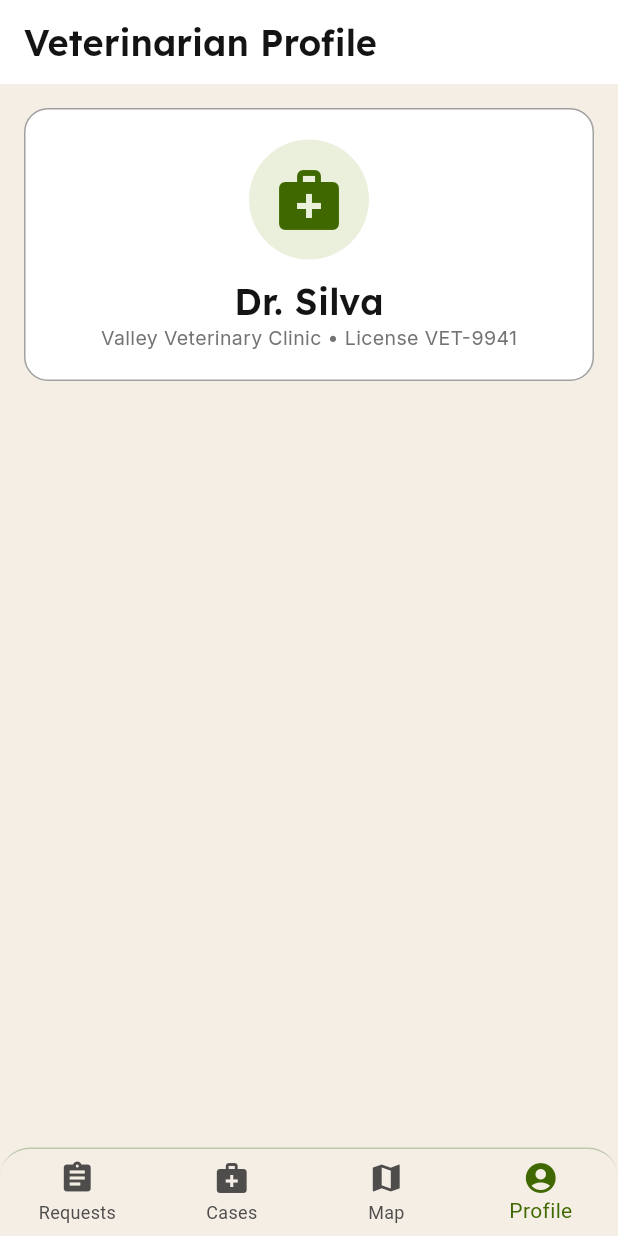
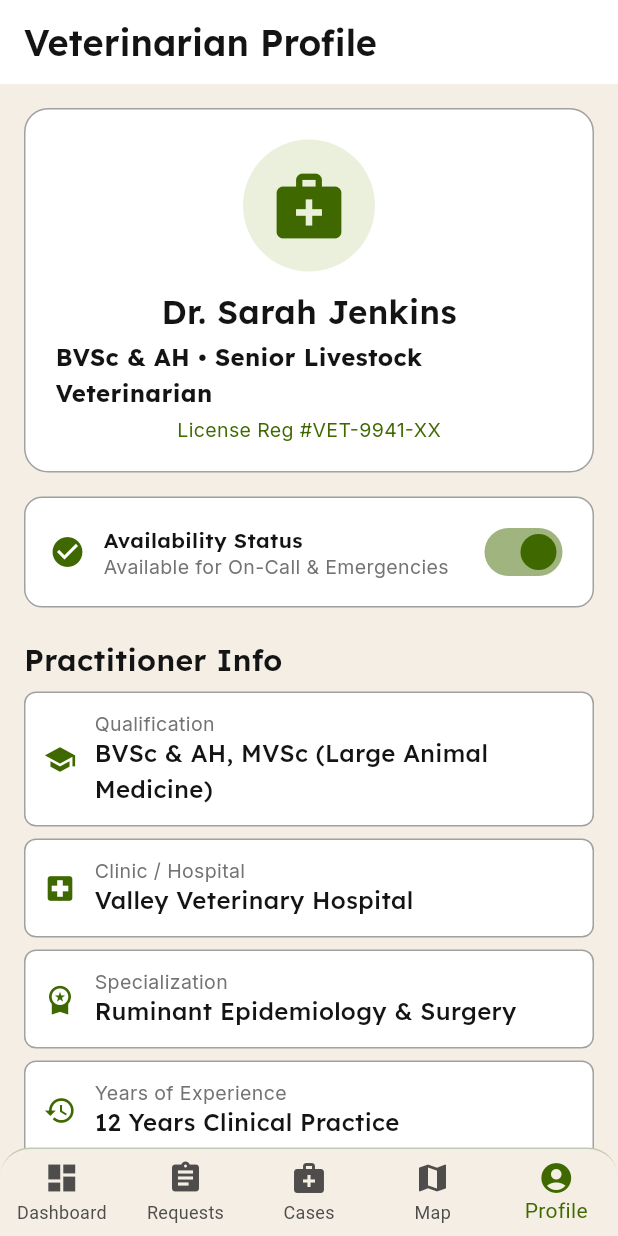
Before and after one commit to omrajput14/vetra, a Flutter app: the VetProfilePage screen opened by its route, on a phone screen of 412 x 824 dp. Run offline on Flutter 3.47's test engine with Material 3 defaults, Android fonts, the light colour scheme and no system bars; our stand-ins replace flutter_riverpod, go_router, google_fonts; accounts and stored records are empty.

Commit message:
feat(vet): complete independent Veterinarian module navigation with dedicated VetOutbreakMapPage and VetProfilePage

```diff
--- a/lib/core/design_system/navigation/vet_bottom_navigation.dart
+++ b/lib/core/design_system/navigation/vet_bottom_navigation.dart
@@ -28,6 +28,7 @@ class VetBottomNavigation extends StatelessWidget {
         selectedItemColor: AppColors.primary,
         unselectedItemColor: AppColors.textSecondary,
         items: const [
+          BottomNavigationBarItem(icon: Icon(Icons.dashboard), label: 'Dashboard'),
           BottomNavigationBarItem(icon: Icon(Icons.assignment), label: 'Requests'),
           BottomNavigationBarItem(icon: Icon(Icons.medical_services), label: 'Cases'),
           BottomNavigationBarItem(icon: Icon(Icons.map), label: 'Map'),
--- a/lib/core/router/app_router.dart
+++ b/lib/core/router/app_router.dart
@@ -22,6 +22,8 @@ import '../../features/veterinarian/presentation/pages/vet_dashboard_page.dart';
 import '../../features/veterinarian/presentation/pages/vet_requests_page.dart';
 import '../../features/veterinarian/presentation/pages/consultation_history_page.dart';
 import '../../features/veterinarian/presentation/pages/vet_verification_page.dart';
+import '../../features/veterinarian/presentation/pages/vet_outbreak_map_page.dart';
+
 import '../../features/animal/presentation/pages/add_animal_page.dart';
 import '../../features/animal/presentation/pages/edit_animal_page.dart';
 import '../../features/animal/presentation/pages/animal_passport_page.dart';
@@ -108,7 +110,7 @@ class AppRouter {
 
       // Role Guards
       if (role == UserRole.farmer) {
-        if (loc.startsWith('/vet-dashboard') || loc.startsWith('/vet-requests') || loc.startsWith('/consultation-history') || loc.startsWith('/diagnosis-entry')) {
+        if (loc.startsWith('/vet-dashboard') || loc.startsWith('/vet-requests') || loc.startsWith('/consultation-history') || loc.startsWith('/diagnosis-entry') || loc.startsWith('/vet-outbreak-map') || loc.startsWith('/vet-profile')) {
           return '/farmer-dashboard';
         }
       } else if (role == UserRole.veterinarian) {
@@ -310,6 +312,10 @@ class AppRouter {
         path: '/report-disease',
         builder: (context, state) => const ReportDiseasePage(),
       ),
+            GoRoute(
+        path: '/vet-outbreak-map',
+        builder: (context, state) => const VetOutbreakMapPage(),
+      ),
       GoRoute(
         path: '/outbreak-map',
         builder: (context, state) => const OutbreakMapPage(),
--- a/lib/features/profile/presentation/pages/vet_profile_page.dart
+++ b/lib/features/profile/presentation/pages/vet_profile_page.dart
@@ -3,9 +3,17 @@ import 'package:go_router/go_router.dart';
 import '../../../../core/design_system/app_colors.dart';
 import '../../../../core/design_system/app_typography.dart';
 import '../../../../core/design_system/navigation/vet_bottom_navigation.dart';
+import '../../../auth/presentation/providers/auth_provider.dart';
 
-class VetProfilePage extends StatelessWidget {
+class VetProfilePage extends StatefulWidget {
   const VetProfilePage({super.key});
+
+  @override
+  State<VetProfilePage> createState() => _VetProfilePageState();
+}
+
+class _VetProfilePageState extends State<VetProfilePage> {
+  bool _isAvailable = true;
 
   @override
   Widget build(BuildContext context) {
@@ -29,26 +37,116 @@ class VetProfilePage extends StatelessWidget {
             child: Column(
               children: [
                 const CircleAvatar(
-                  radius: 40,
+                  radius: 44,
                   backgroundColor: AppColors.surfaceContainer,
-                  child: Icon(Icons.medical_services, size: 48, color: AppColors.primary),
+                  child: Icon(Icons.medical_services, size: 52, color: AppColors.primary),
                 ),
                 const SizedBox(height: 12),
-                Text('Dr. Silva', style: AppTypography.screenTitle),
-                Text('Valley Veterinary Clinic • License VET-9941', style: AppTypography.captionMetadata),
+                Text('Dr. Sarah Jenkins', style: AppTypography.screenTitle.copyWith(fontSize: 22)),
+                const SizedBox(height: 4),
+                Text('BVSc & AH • Senior Livestock Veterinarian', style: AppTypography.bodyDefault.copyWith(fontWeight: FontWeight.bold)),
+                const SizedBox(height: 4),
+                Text('License Reg #VET-9941-XX', style: AppTypography.captionMetadata.copyWith(color: AppColors.primary)),
+              ],
+            ),
+          ),
+          const SizedBox(height: 16),
+          Container(
+            padding: const EdgeInsets.symmetric(horizontal: 16, vertical: 12),
+            decoration: BoxDecoration(
+              color: AppColors.surfaceCard,
+              borderRadius: BorderRadius.circular(12),
+              border: Border.all(color: AppColors.borderHairline),
+            ),
+            child: Row(
+              mainAxisAlignment: MainAxisAlignment.spaceBetween,
+              children: [
+                Row(
+                  children: [
+                    Icon(
+                      _isAvailable ? Icons.check_circle : Icons.do_not_disturb_on,
+                      color: _isAvailable ? AppColors.primary : AppColors.cautionAmber,
+                    ),
+                    const SizedBox(width: 12),
+                    Column(
+                      crossAxisAlignment: CrossAxisAlignment.start,
+                      children: [
+                        Text('Availability Status', style: AppTypography.cardTitle.copyWith(fontSize: 14)),
+                        Text(_isAvailable ? 'Available for On-Call & Emergencies' : 'Currently On Leave / Unavailable', style: AppTypography.captionMetadata),
+                      ],
+                    ),
+                  ],
+                ),
+                Switch(
+                  value: _isAvailable,
+                  activeThumbColor: AppColors.primary,
+                  onChanged: (val) => setState(() => _isAvailable = val),
+                ),
+              ],
+            ),
+          ),
+          const SizedBox(height: 20),
+          Text('Practitioner Info', style: AppTypography.sectionHeading),
+          const SizedBox(height: 8),
+          _buildInfoTile(Icons.school, 'Qualification', 'BVSc & AH, MVSc (Large Animal Medicine)'),
+          const SizedBox(height: 8),
+          _buildInfoTile(Icons.local_hospital, 'Clinic / Hospital', 'Valley Veterinary Hospital'),
+          const SizedBox(height: 8),
+          _buildInfoTile(Icons.workspace_premium, 'Specialization', 'Ruminant Epidemiology & Surgery'),
+          const SizedBox(height: 8),
+          _buildInfoTile(Icons.history, 'Years of Experience', '12 Years Clinical Practice'),
+          const SizedBox(height: 8),
+          _buildInfoTile(Icons.phone, 'Contact Information', '+1 (555) 019-8833 • dr.sarah@valleyvet.org'),
+          const SizedBox(height: 24),
+          ListTile(
+            tileColor: AppColors.alertCritical.withValues(alpha: 0.1),
+            shape: RoundedRectangleBorder(borderRadius: BorderRadius.circular(12)),
+            leading: const Icon(Icons.logout, color: AppColors.alertCritical),
+            title: Text('Log Out', style: AppTypography.cardTitle.copyWith(fontSize: 16, color: AppColors.alertCritical)),
+            onTap: () {
+              authNotifier.logout();
+              context.go('/welcome');
+            },
+          ),
+          const SizedBox(height: 24),
+        ],
+      ),
+      bottomNavigationBar: VetBottomNavigation(
+        currentIndex: 4,
+        onTap: (index) {
+          if (index == 0) context.go('/vet-dashboard');
+          if (index == 1) context.go('/vet-requests');
+          if (index == 2) context.go('/consultation-history');
+          if (index == 3) context.go('/vet-outbreak-map');
+          if (index == 4) context.go('/vet-profile');
+        },
+      ),
+    );
+  }
+
+  Widget _buildInfoTile(IconData icon, String label, String value) {
+    return Container(
+      padding: const EdgeInsets.all(12),
+      decoration: BoxDecoration(
+        color: AppColors.surfaceCard,
+        borderRadius: BorderRadius.circular(8),
+        border: Border.all(color: AppColors.borderHairline),
+      ),
+      child: Row(
+        children: [
+          Icon(icon, color: AppColors.primary, size: 22),
+          const SizedBox(width: 12),
+          Expanded(
+            child: Column(
+              crossAxisAlignment: CrossAxisAlignment.start,
+              children: [
+                Text(label, style: AppTypography.captionMetadata),
+                Text(value, style: AppTypography.bodyDefault.copyWith(fontWeight: FontWeight.w500)),
               ],
             ),
           ),
         ],
       ),
-      bottomNavigationBar: VetBottomNavigation(
-        currentIndex: 3,
-        onTap: (index) {
-          if (index == 0) context.go('/vet-requests');
-          if (index == 1) context.go('/consultation-history');
-          if (index == 2) context.go('/outbreak-map');
-        },
-      ),
     );
   }
 }
--- a/lib/features/veterinarian/presentation/pages/consultation_history_page.dart
+++ b/lib/features/veterinarian/presentation/pages/consultation_history_page.dart
@@ -43,9 +43,9 @@ class ConsultationHistoryPage extends StatelessWidget {
       bottomNavigationBar: VetBottomNavigation(
         currentIndex: 1,
         onTap: (index) {
-          if (index == 0) context.go('/vet-requests');
-          if (index == 2) context.go('/outbreak-map');
-          if (index == 3) context.go('/vet-profile');
+          if (index == 0) context.go('/vet-dashboard');
+          if (index == 3) context.go('/vet-outbreak-map');
+          if (index == 4) context.go('/vet-profile');
         },
       ),
     );
--- a/lib/features/veterinarian/presentation/pages/vet_dashboard_page.dart
+++ b/lib/features/veterinarian/presentation/pages/vet_dashboard_page.dart
@@ -152,7 +152,7 @@ class VetDashboardPage extends StatelessWidget {
           if (index == 0) context.go('/vet-dashboard');
           if (index == 1) context.go('/vet-requests');
           if (index == 2) context.go('/consultation-history');
-          if (index == 3) context.go('/outbreak-map');
+          if (index == 3) context.go('/vet-outbreak-map');
           if (index == 4) context.go('/vet-profile');
         },
       ),
--- a/lib/features/veterinarian/presentation/pages/vet_requests_page.dart
+++ b/lib/features/veterinarian/presentation/pages/vet_requests_page.dart
@@ -42,8 +42,8 @@ class VetRequestsPage extends StatelessWidget {
         currentIndex: 0,
         onTap: (index) {
           if (index == 1) context.go('/consultation-history');
-          if (index == 2) context.go('/outbreak-map');
-          if (index == 3) context.go('/vet-profile');
+          if (index == 3) context.go('/vet-outbreak-map');
+          if (index == 4) context.go('/vet-profile');
         },
       ),
     );
```
Also changed, not shown: lib/features/veterinarian/presentation/pages/vet_outbreak_map_page.dart (added, +264 -0 lines).
